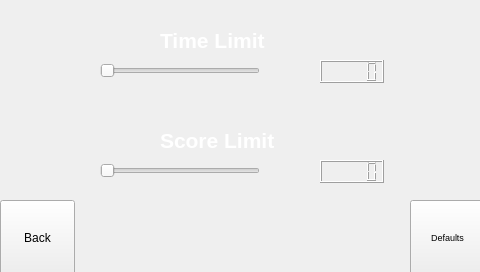
This is Mochi-Pounders/settings.ui in amfaller/Mochi-Pounders as Qt 5 draws it before an edit. The edited form follows.
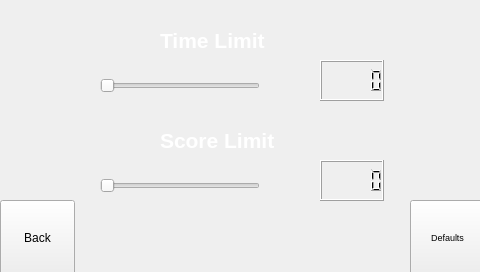
This is the edited form.

Commit message: Bigger sliders and moved game over text

```diff
--- a/Mochi-Pounders/settings.ui
+++ b/Mochi-Pounders/settings.ui
@@ -33,7 +33,7 @@
       <x>100</x>
       <y>60</y>
       <width>160</width>
-      <height>22</height>
+      <height>51</height>
      </rect>
     </property>
     <property name="orientation">
@@ -46,7 +46,7 @@
       <x>320</x>
       <y>60</y>
       <width>64</width>
-      <height>23</height>
+      <height>41</height>
      </rect>
     </property>
    </widget>
@@ -96,7 +96,7 @@
       <x>320</x>
       <y>160</y>
       <width>64</width>
-      <height>23</height>
+      <height>41</height>
      </rect>
     </property>
    </widget>
@@ -106,7 +106,7 @@
       <x>100</x>
       <y>160</y>
       <width>160</width>
-      <height>22</height>
+      <height>51</height>
      </rect>
     </property>
     <property name="orientation">
```
The commit also changes 6 other files.
